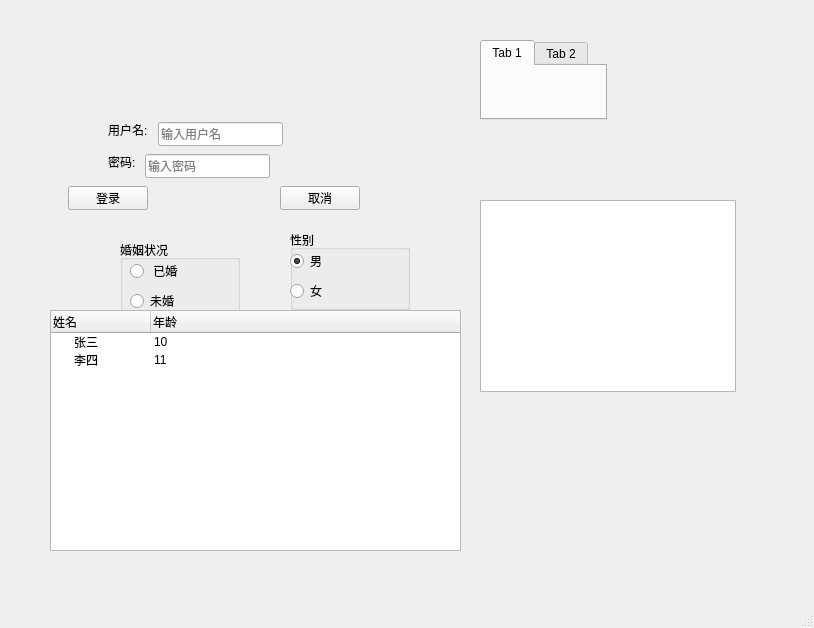
Above: test_05/mainwindow.ui from waitwalker/cpp_projects before the change. Below: the same form after it.
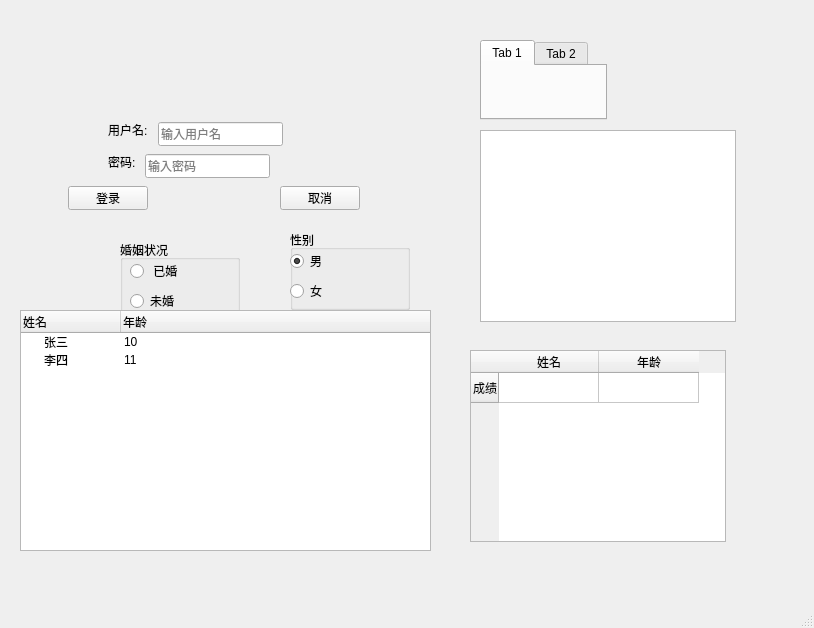
That is the form after the change.

Commit message: 表格控件添加

```diff
--- a/test_05/mainwindow.ui
+++ b/test_05/mainwindow.ui
@@ -212,7 +212,7 @@
     <property name="geometry">
      <rect>
       <x>480</x>
-      <y>200</y>
+      <y>130</y>
       <width>256</width>
       <height>192</height>
      </rect>
@@ -221,7 +221,7 @@
    <widget class="QTreeWidget" name="treeWidget">
     <property name="geometry">
      <rect>
-      <x>50</x>
+      <x>20</x>
       <y>310</y>
       <width>411</width>
       <height>241</height>
@@ -254,6 +254,31 @@
      </property>
     </item>
    </widget>
+   <widget class="QTableWidget" name="tableWidget">
+    <property name="geometry">
+     <rect>
+      <x>470</x>
+      <y>350</y>
+      <width>256</width>
+      <height>192</height>
+     </rect>
+    </property>
+    <row>
+     <property name="text">
+      <string>成绩</string>
+     </property>
+    </row>
+    <column>
+     <property name="text">
+      <string>姓名</string>
+     </property>
+    </column>
+    <column>
+     <property name="text">
+      <string>年龄</string>
+     </property>
+    </column>
+   </widget>
   </widget>
   <widget class="QMenuBar" name="menubar">
    <property name="geometry">
```
The commit also changes 2 other files.
